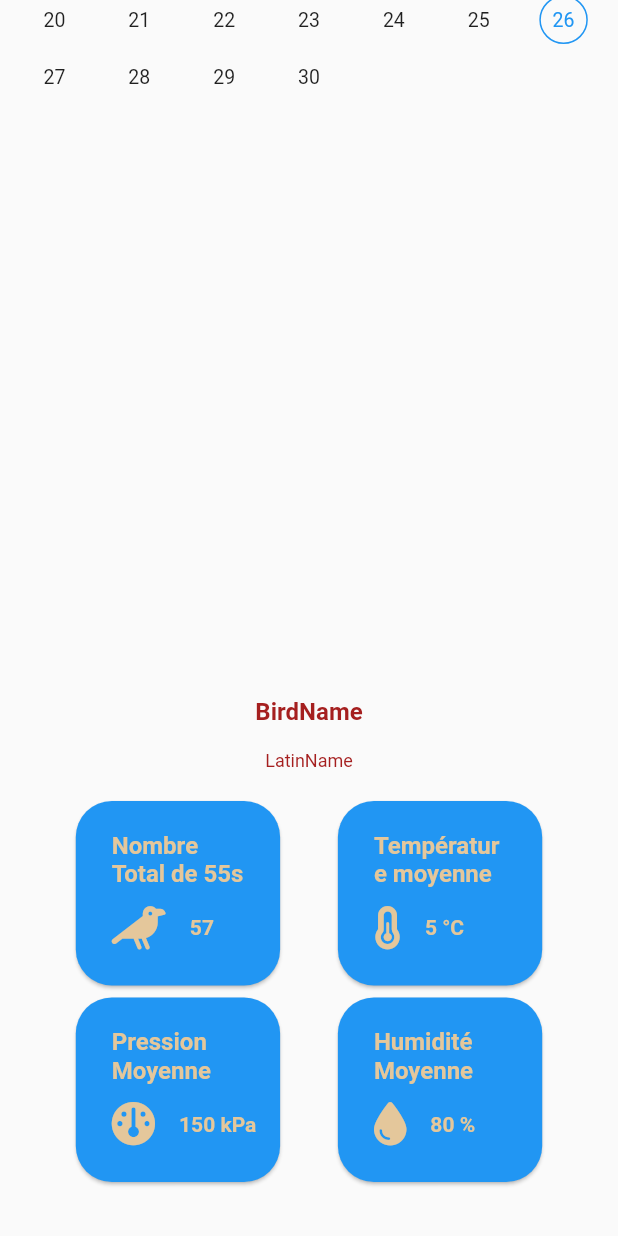
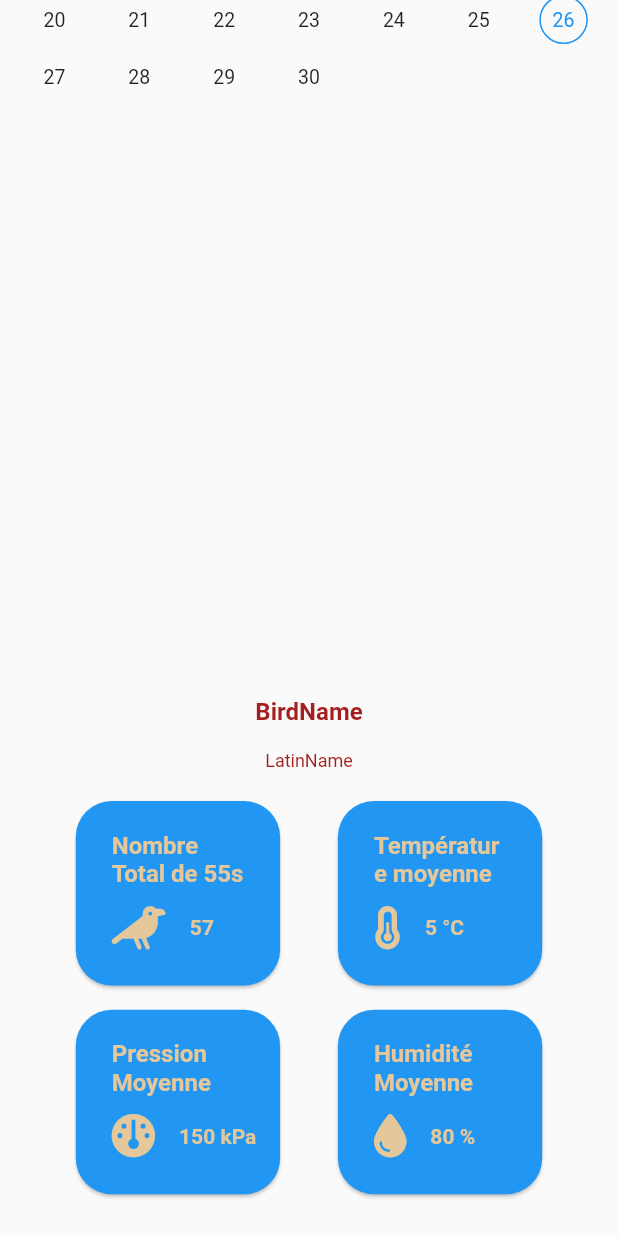
Before and after one commit to C-hrl/Smart-BirdFeeder-App, a Flutter app: the Stats widget shown alone on an empty page, opened directly, scrolled down 199 dp, on a phone screen of 412 x 824 dp. Run offline on Flutter 3.47's test engine with Material 2 defaults, Android fonts, the phone set to English and light mode, and no system bars; drawn by our look-alikes of syncfusion_flutter_datepicker; our stand-ins replace dynamic_color, flutter_riverpod, font_awesome_flutter, hive, sidebarx, syncfusion_flutter_charts; accounts and stored records are empty.

Commit message:
Minor quickfixes

```diff
--- a/lib/stats.dart
+++ b/lib/stats.dart
@@ -168,6 +168,9 @@ class Stats extends ConsumerWidget {
                     icon: FontAwesomeIcons.temperatureHalf,
                   )
                 ]),
+            Padding(
+                padding:
+                    EdgeInsets.all(MediaQuery.of(context).size.width * 0.01)),
             Row(
               mainAxisAlignment: MainAxisAlignment.spaceEvenly,
               crossAxisAlignment: CrossAxisAlignment.center,
@@ -215,7 +218,7 @@ class BirdInfo extends StatelessWidget {
               Padding(
                 padding: const EdgeInsets.symmetric(horizontal: 8, vertical: 4),
                 child: Text(
-                  cardTitle,
+                  "$cardTitle\n",
                   style: lightText.copyWith(fontSize: 16),
                   maxLines: 2,
                   overflow: TextOverflow.ellipsis,
```
